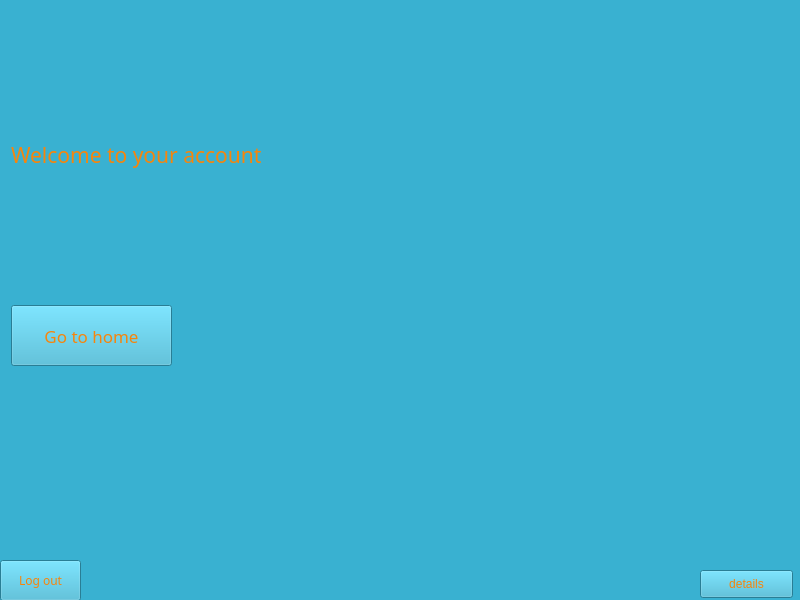
Old version of the form ui/account.ui in the repository chaunamthong2015-ui/PTA39-SPCK.
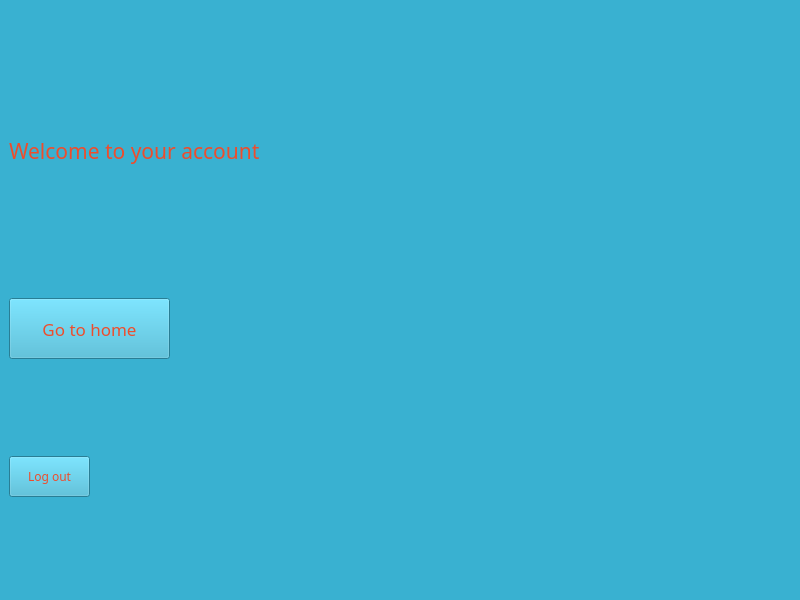
New version of the form. Icons and pictures are not drawn.

Patch:
```diff
--- a/ui/account.ui
+++ b/ui/account.ui
@@ -28,17 +28,11 @@
   <widget class="QWidget" name="centralwidget">
    <property name="styleSheet">
     <string notr="true">background: #39B1D1 ;
-color: #F6850C ;</string>
+color: #ED4D2D ;</string>
    </property>
+   <layout class="QVBoxLayout" name="verticalLayout">
+    <item>
    <widget class="QLabel" name="title">
-    <property name="geometry">
-     <rect>
-      <x>11</x>
-      <y>104</y>
-      <width>381</width>
-      <height>101</height>
-     </rect>
-    </property>
     <property name="minimumSize">
      <size>
       <width>381</width>
@@ -61,15 +55,9 @@
      <string>Welcome to your account</string>
     </property>
    </widget>
+    </item>
+    <item>
    <widget class="QPushButton" name="home">
-    <property name="geometry">
-     <rect>
-      <x>11</x>
-      <y>305</y>
-      <width>161</width>
-      <height>61</height>
-     </rect>
-    </property>
     <property name="minimumSize">
      <size>
       <width>161</width>
@@ -100,15 +88,9 @@
       <normaloff>../assets/icons/icons8-home-50.png</normaloff>../assets/icons/icons8-home-50.png</iconset>
     </property>
    </widget>
+    </item>
+    <item>
    <widget class="QPushButton" name="logout">
-    <property name="geometry">
-     <rect>
-      <x>0</x>
-      <y>560</y>
-      <width>81</width>
-      <height>41</height>
-     </rect>
-    </property>
     <property name="minimumSize">
      <size>
       <width>81</width>
@@ -134,23 +116,8 @@
       <normaloff>../assets/icons/icons8-log-out-60.png</normaloff>../assets/icons/icons8-log-out-60.png</iconset>
     </property>
    </widget>
-   <widget class="QPushButton" name="details">
-    <property name="geometry">
-     <rect>
-      <x>700</x>
-      <y>570</y>
-      <width>93</width>
-      <height>28</height>
-     </rect>
-    </property>
-    <property name="text">
-     <string>details</string>
-    </property>
-    <property name="icon">
-     <iconset>
-      <normaloff>../assets/icons/icons8-automatic-60.png</normaloff>../assets/icons/icons8-automatic-60.png</iconset>
-    </property>
-   </widget>
+    </item>
+   </layout>
   </widget>
  </widget>
  <resources/>
```
Left out of the diff: 3 changed lines with no effect on the pictures. Lines whose indentation alone changed are shown as unchanged.
